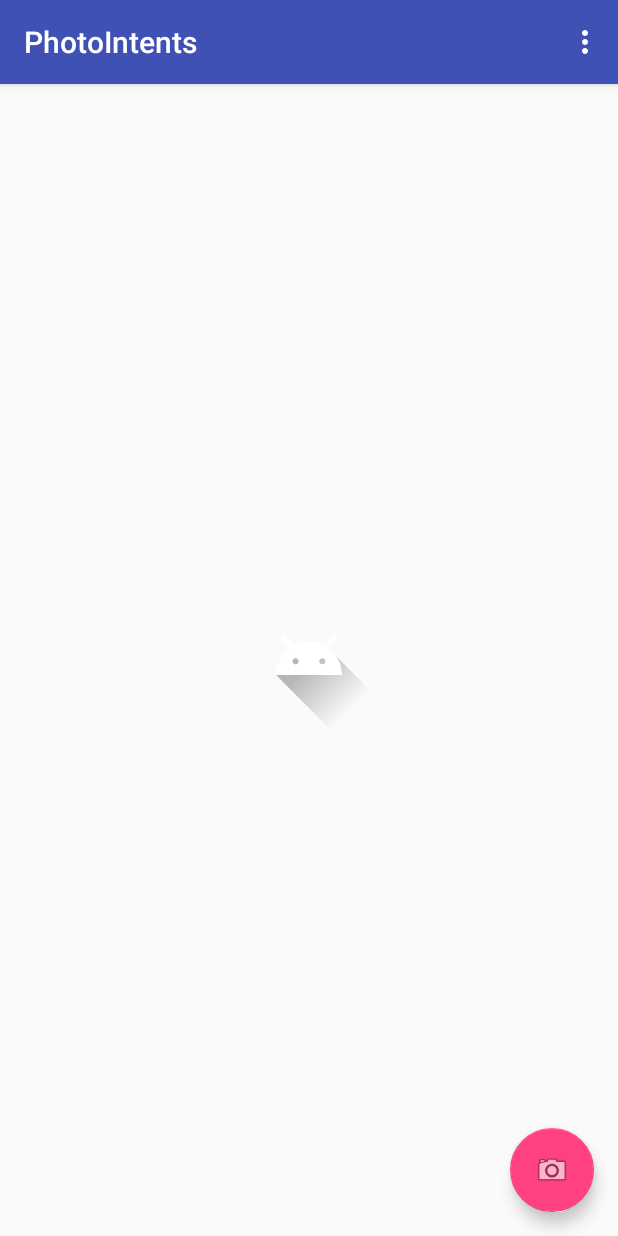
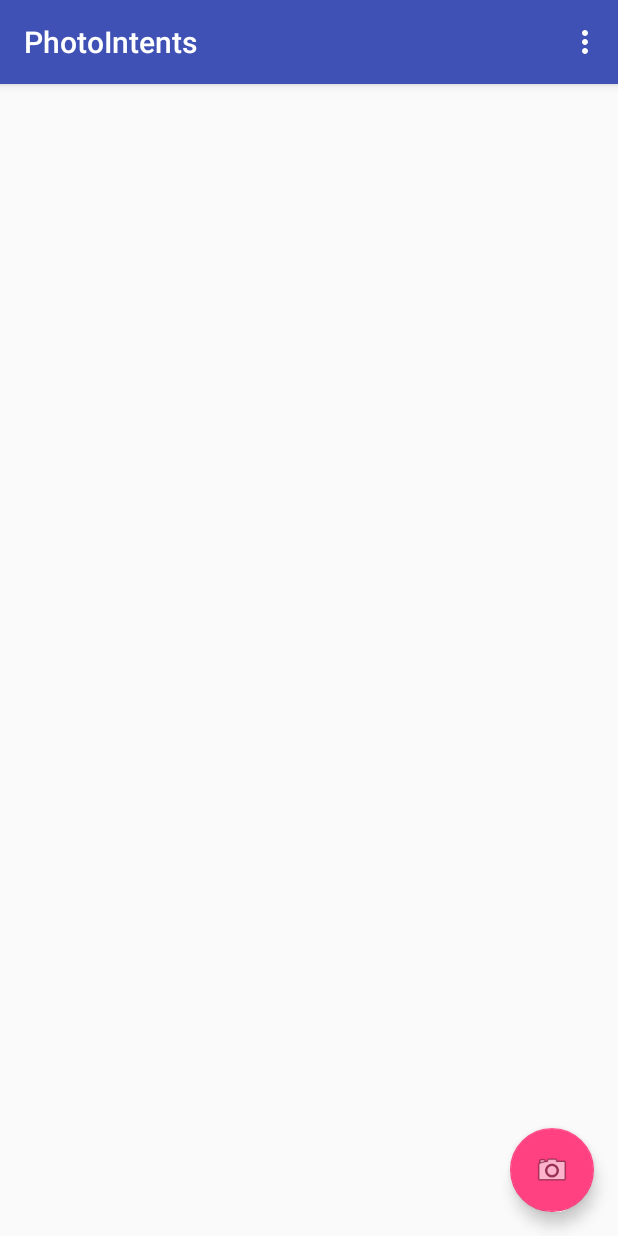
Before and after one commit to CillianMyles/photo-intents, an Android app: the screen it shows after launch (MainActivity), on a phone screen of 412 x 824 dp. Run offline under Robolectric (Android 15) with nearby library versions, the phone set to English and light mode, and no system bars.

Commit message:
Tidy up display;

```diff
--- a/app/src/main/res/layout/activity_main.xml
+++ b/app/src/main/res/layout/activity_main.xml
@@ -21,7 +21,7 @@
 
     </android.support.design.widget.AppBarLayout>
 
-    <include layout="@layout/content_main"/>
+    <include layout="@layout/content_main_2"/>
 
     <android.support.design.widget.FloatingActionButton
         android:id="@+id/fab"
--- a/app/src/main/res/values/colors.xml
+++ b/app/src/main/res/values/colors.xml
@@ -3,4 +3,5 @@
     <color name="colorPrimary">#3F51B5</color>
     <color name="colorPrimaryDark">#303F9F</color>
     <color name="colorAccent">#FF4081</color>
+    <color name="background">#C0C0C0</color>
 </resources>
```
